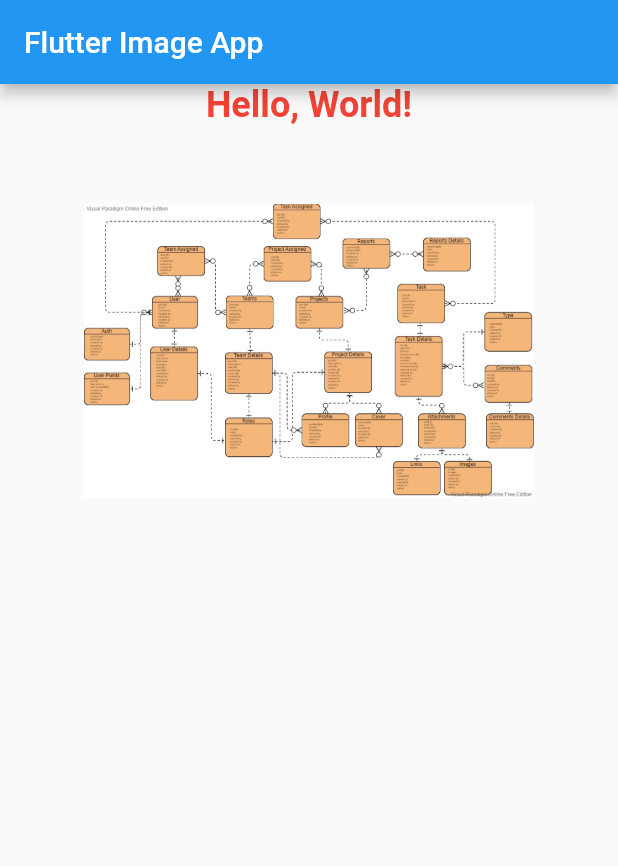
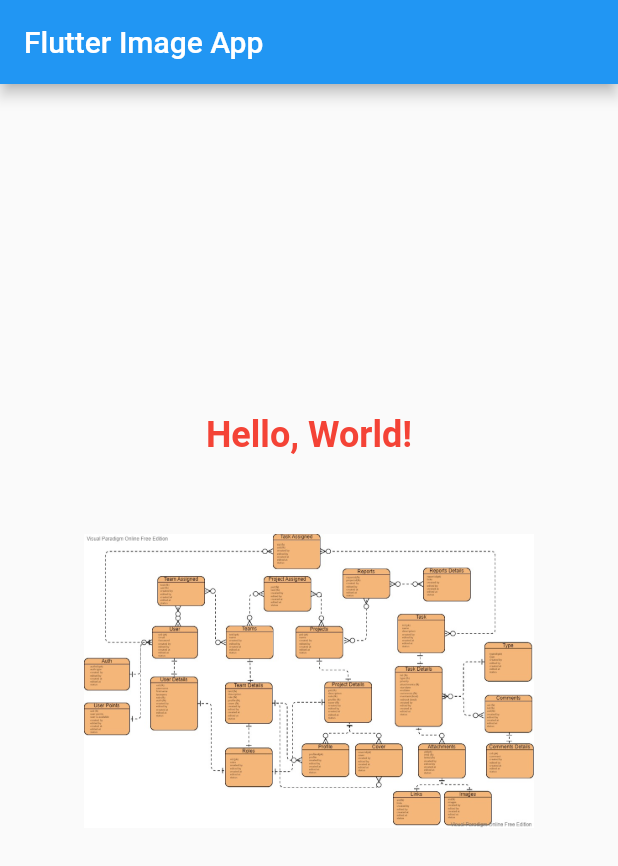
Before and after one commit to jaffarabbas/Image-App, a Flutter app: the screen it shows after launch, on a phone screen of 412 x 824 dp. Shown: the top 866 px of the screen. Run offline on Flutter 3.47's test engine with Material 2 defaults, Android fonts, the phone set to English and light mode, and no system bars.

Commit message:
1-20-2023

```diff
--- a/flutter_image_app/lib/Screens/HomeScreen.dart
+++ b/flutter_image_app/lib/Screens/HomeScreen.dart
@@ -9,10 +9,11 @@ class HomeScreen extends StatelessWidget {
   @override
   Widget build(BuildContext context) {
     return Scaffold(
-      appBar:  AppBar(
+        appBar: AppBar(
           title: Text('Flutter Image App'),
         ),
         body: Column(
+          mainAxisAlignment: MainAxisAlignment.center,
           children: [
             Center(
               child: Text(
@@ -33,7 +34,6 @@ class HomeScreen extends StatelessWidget {
               ),
             ),
           ],
-      )
-    );
+        ));
   }
 }
--- a/flutter_image_app/lib/main.dart
+++ b/flutter_image_app/lib/main.dart
@@ -13,7 +13,8 @@ class MyApp extends StatelessWidget {
   @override
   Widget build(BuildContext context) {
     return MaterialApp(
-        home: HomeScreen(),
-      );
+      debugShowCheckedModeBanner: false,
+      home: HomeScreen(),
+    );
   }
 }
```
Also changed, not shown: flutter_image_app/assets/Images/image_app.PNG (added). Lines whose indentation alone changed are shown as unchanged.
